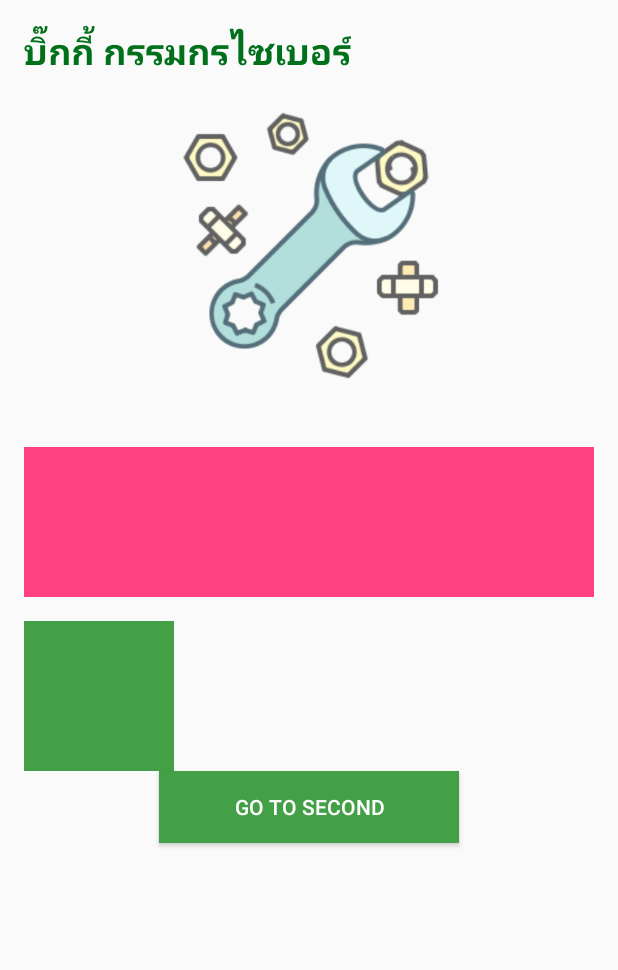
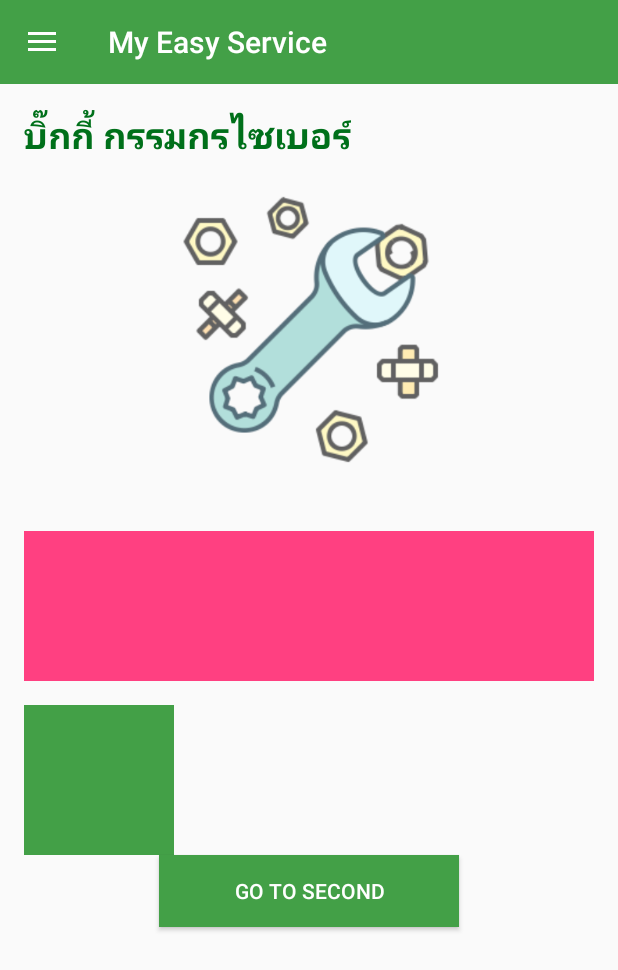
Before and after one commit to itsared2532/MyEasyService, an Android app: the screen it shows after launch (MainActivity), on a phone screen of 412 x 824 dp. Shown: the top 970 px of the screen. Run offline under Robolectric (Android 15) with nearby library versions, the phone set to English and light mode, and no system bars.

Commit message:
Hambeger Icon OK

```diff
--- a/app/src/main/java/app/tsc/itsared/myeasyservice/MainActivity.java
+++ b/app/src/main/java/app/tsc/itsared/myeasyservice/MainActivity.java
@@ -1,18 +1,26 @@
 package app.tsc.itsared.myeasyservice;
 
+import android.content.res.Configuration;
+import android.support.annotation.Nullable;
 import android.support.v4.widget.DrawerLayout;
+import android.support.v7.app.ActionBarDrawerToggle;
 import android.support.v7.app.AppCompatActivity;
 import android.os.Bundle;
+import android.support.v7.widget.Toolbar;
+import android.view.MenuItem;
 import android.view.View;
 import android.widget.TextView;
 
 import app.tsc.itsared.myeasyservice.fragment.MainFragment;
+import app.tsc.itsared.myeasyservice.fragment.SecondFragment;
 
 import static app.tsc.itsared.myeasyservice.R.id.myDrawerLayout;
 
 public class MainActivity extends AppCompatActivity {
 
     private DrawerLayout drawerLayout;
+    private ActionBarDrawerToggle actionBarDrawerToggle;
+    private Toolbar toolbar;
 
     @Override
     protected void onCreate(Bundle savedInstanceState) {
@@ -25,18 +33,57 @@
         // Setup Drawer Menu
         setupDrawerMenu();
 
-
         // Assign ; -> ctrl + Shift + enter
         // Extract Method -> ctrl + alt + M
 
         // Text Controller
         textController();
 
+        // Create Toolbar
+        createToolbar();
+
+    } //Main Method
+
+    @Override
+    public boolean onOptionsItemSelected(MenuItem item) {
+        if (actionBarDrawerToggle.onOptionsItemSelected(item)) {
+            return true;
+        }
+
+        return super.onOptionsItemSelected(item);
+    }
+
+    @Override
+    public void onConfigurationChanged(Configuration newConfig) {
+        super.onConfigurationChanged(newConfig);
+
+        actionBarDrawerToggle.onConfigurationChanged(newConfig);
+    }
+
+    @Override
+    protected void onPostCreate(@Nullable Bundle savedInstanceState) {
+        super.onPostCreate(savedInstanceState);
+
+        actionBarDrawerToggle.syncState();
+
+    }
+
+    private void createToolbar() {
+        toolbar = (Toolbar) findViewById(R.id.toolBarMain);
+        setSupportActionBar(toolbar);
 
 
+        actionBarDrawerToggle = new ActionBarDrawerToggle(
+                MainActivity.this,
+                drawerLayout,
+                R.string.open,
+                R.string.close
+        );
+        drawerLayout.setDrawerListener(actionBarDrawerToggle);
+        getSupportActionBar().setHomeButtonEnabled(true);
+        getSupportActionBar().setDisplayHomeAsUpEnabled(true);
 
-
-    } //Main Method
+    }
 
     private void textController() {
         TextView mainTextView = (TextView) findViewById(R.id.txtMainFragment);
@@ -47,6 +94,10 @@
         mainTextView.setOnClickListener(new View.OnClickListener() {
             @Override
             public void onClick(View v) {
+
+                getSupportFragmentManager().beginTransaction()
+                        .replace(R.id.contentFragmentMain, new MainFragment()).commit();
+
                 //Close Drawer
                 drawerLayout.closeDrawers();
             }
@@ -55,6 +106,11 @@
         secondTextView.setOnClickListener(new View.OnClickListener() {
             @Override
             public void onClick(View v) {
+
+
+                getSupportFragmentManager().beginTransaction()
+                        .replace(R.id.contentFragmentMain, new SecondFragment()).commit();
+
                 //Close Drawer
                 drawerLayout.closeDrawers();
             }
@@ -63,8 +119,11 @@
         exitTextView.setOnClickListener(new View.OnClickListener() {
             @Override
             public void onClick(View v) {
+                finish();
+
                 //Close Drawer
-                drawerLayout.closeDrawers();
+                //drawerLayout.closeDrawers();
+
             }
         });
     }
@@ -76,7 +135,7 @@
     private void addFragment(Bundle savedInstanceState) {
         if (savedInstanceState == null) {
             getSupportFragmentManager().beginTransaction()
-                    .add(R.id.contentFragmentMain,new MainFragment()).commit();
+                    .add(R.id.contentFragmentMain, new MainFragment()).commit();
         }
     }
 
--- a/app/src/main/res/layout/activity_main.xml
+++ b/app/src/main/res/layout/activity_main.xml
@@ -16,7 +16,12 @@
         android:orientation="vertical">
 
         <!--Toolbar-->
-
+        <android.support.v7.widget.Toolbar
+            android:id="@+id/toolBarMain"
+            android:layout_width="match_parent"
+            android:layout_height="?attr/actionBarSize"
+            android:background="@color/colorPrimary"
+            app:theme="@style/ThemeOverlay.AppCompat.Dark.ActionBar" />
 
         <!--Content Fragment-->
         <FrameLayout
--- a/app/src/main/res/layout/fragment_main.xml
+++ b/app/src/main/res/layout/fragment_main.xml
@@ -6,23 +6,23 @@
 
     <!--This is Text View-->
     <TextView
-        android:textColor="@color/colorPrimaryDark"
-        android:layout_marginTop="@dimen/margin"
-        android:layout_marginLeft="@dimen/margin"
         android:layout_width="wrap_content"
         android:layout_height="wrap_content"
+        android:layout_marginLeft="@dimen/margin"
+        android:layout_marginTop="@dimen/margin"
         android:text="@string/name"
+        android:textColor="@color/colorPrimaryDark"
         android:textSize="@dimen/h1"
         android:textStyle="bold" />
 
     <!--This is ImageView-->
     <ImageView
 
+        android:layout_width="@dimen/icon2"
+        android:layout_height="@dimen/icon2"
         android:layout_gravity="center_horizontal"
-        android:src="@drawable/logo"
         android:layout_margin="@dimen/margin"
-        android:layout_width="@dimen/icon2"
-        android:layout_height="@dimen/icon2" />
+        android:src="@drawable/logo" />
 
     <!--การทำ comment กด Ctrl + / -->
 
@@ -43,12 +43,12 @@
     <!--Button go to SecondFragment-->
     <Button
         android:id="@+id/btnGoToSecond"
-        android:textColor="#FFFFFF"
+        android:layout_width="@dimen/icon2"
+        android:layout_height="wrap_content"
+        android:layout_gravity="center_horizontal"
+        android:background="@color/colorPrimary"
         android:text="Go to Second"
-        android:background="@color/colorPrimary"
-        android:layout_gravity="center_horizontal"
-        android:layout_width="@dimen/icon2"
-        android:layout_height="wrap_content" />
+        android:textColor="#FFFFFF" />
 
 
 </LinearLayout>
--- a/app/src/main/res/values/strings.xml
+++ b/app/src/main/res/values/strings.xml
@@ -1,4 +1,6 @@
 <resources>
     <string name="app_name">My Easy Service</string>
     <string name="name">บิ๊กกี้ กรรมกรไซเบอร์</string>
+    <string name="open">Open Drawer</string>
+    <string name="close">Close Drawer</string>
 </resources>
```
